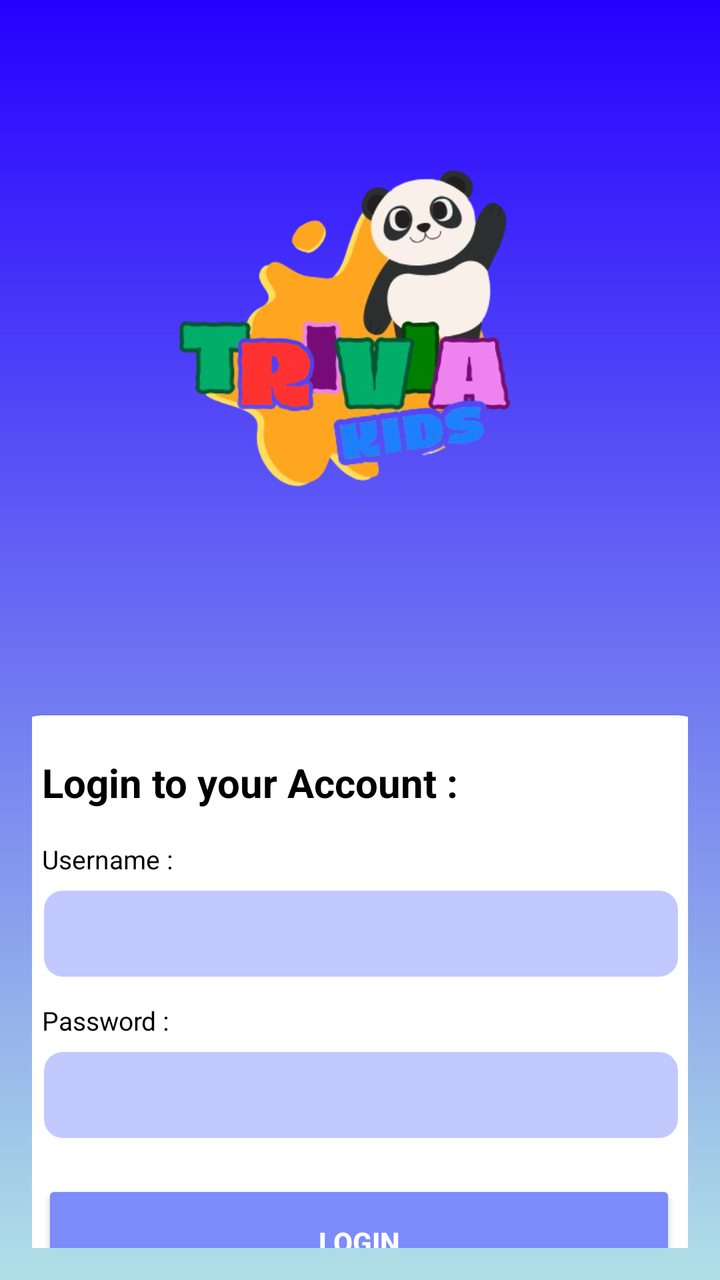
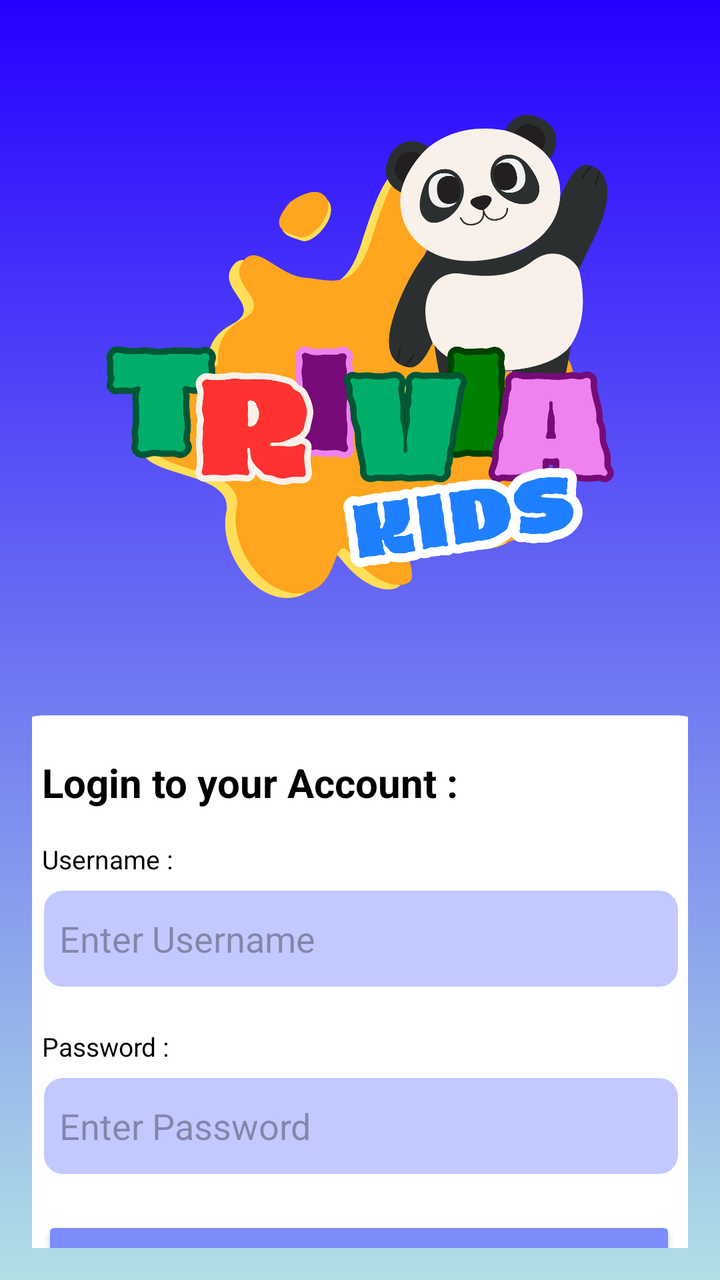

Compare the two renders of this Android layout. The source of the first and the diff that turns it into the second are given below.
<!-- AndroidManifest.xml: application theme Theme.QuizApp -->
<!-- res/layout/login_page.xml -->
<?xml version="1.0" encoding="utf-8"?>
<LinearLayout xmlns:android="http://schemas.android.com/apk/res/android"
    xmlns:app="http://schemas.android.com/apk/res-auto"
    xmlns:tools="http://schemas.android.com/tools"
    android:layout_width="match_parent"
    android:layout_height="match_parent"
    android:background="@drawable/bg"
    android:orientation="vertical"
    android:gravity="center_horizontal"
    android:padding="16dp"
    tools:context=".MainActivity">

    

    

    <ImageView
        android:id="@+id/imageView"
        android:layout_width="300dp"
        android:layout_height="260dp"
        android:layout_marginTop="32dp"
        android:layout_marginBottom="16dp"
        android:contentDescription="@string/profile_picture"
        android:scaleType="fitCenter"
        android:src="@drawable/newlogo" />

    <androidx.cardview.widget.CardView
        android:layout_width="380dp"
        android:layout_height="334dp"
        android:layout_gravity="center"
        android:layout_marginTop="20dp"
        app:cardBackgroundColor="@android:color/white"
        app:cardCornerRadius="20dp"
        app:cardElevation="5dp"
        app:cardUseCompatPadding="true">

        <LinearLayout
            android:layout_width="359dp"
            android:layout_height="335dp"
            android:orientation="vertical"
            android:padding="20dp">

            
            <TextView
                android:layout_width="wrap_content"
                android:layout_height="wrap_content"
                android:layout_marginBottom="16dp"
                android:text="Login to your Account :"
                android:textColor="#000000"
                android:textSize="20sp"
                android:textStyle="bold" />

            
            <TextView
                android:layout_width="wrap_content"
                android:layout_height="wrap_content"
                android:text="Username :"
                android:textColor="#000000"
                android:textSize="13sp" />

            <EditText
                android:id="@+id/etUsername"
                android:layout_width="match_parent"
                android:layout_height="45dp"
                android:layout_marginTop="6dp"
                android:layout_marginBottom="12dp"
                android:background="@drawable/edit_text_rounded_corner"
                android:inputType="textPersonName" />

            
            <TextView
                android:layout_width="wrap_content"
                android:layout_height="wrap_content"
                android:text="Password :"
                android:textColor="#000000"
                android:textSize="13sp" />

            <EditText
                android:id="@+id/etPassword"
                android:layout_width="match_parent"
                android:layout_height="45dp"
                android:layout_marginTop="6dp"
                android:layout_marginBottom="20dp"
                android:background="@drawable/edit_text_rounded_corner"
                android:inputType="textPassword" />

            
            <Button
                android:id="@+id/btnLogin"
                android:layout_width="317dp"
                android:layout_height="62dp"
                android:backgroundTint="#7C8CFB"
                android:text="LOGIN"
                android:textColor="@android:color/white"
                android:textStyle="bold" />

        </LinearLayout>


    </androidx.cardview.widget.CardView>

    <TextView
        android:id="@+id/tvSignUp"
        android:layout_width="wrap_content"
        android:layout_height="38dp"
        android:layout_marginBottom="32dp"
        android:text="Doesn’t have an account? Sign up"
        android:textColor="#000000"
        android:textSize="14sp"
        app:layout_constraintBottom_toBottomOf="parent"
        app:layout_constraintEnd_toEndOf="parent"
        app:layout_constraintStart_toStartOf="parent" />


</LinearLayout>
<!-- resources referenced by this layout -->
<resources>
  <!-- drawable bg (drawable) -->
  <?xml version="1.0" encoding="utf-8"?>
  <shape xmlns:android="http://schemas.android.com/apk/res/android"
      android:shape="rectangle">
      <gradient
          android:startColor="#2600FF"
          android:endColor="#B0E0E6"
          android:angle="-90"
          android:centerY="0.8"/>
  </shape>
  <!-- drawable edit_text_rounded_corner (drawable) -->
  <?xml version="1.0" encoding="utf-8"?>
  <shape android:shape="rectangle" xmlns:android="http://schemas.android.com/apk/res/android">
  
  <stroke android:width="1dp" android:color="@color/white"/>
  <corners android:radius="10dp"/>
  <solid android:color="@color/textPurple"/>
  </shape>
  <!-- drawable newlogo: png bitmap (drawable, 113529 bytes) -->
  <string name="profile_picture">Profile Picture</string>
  <style name="Theme.QuizApp" parent="Base.Theme.QuizApp" />
  <color name="white">#FFFFFFFF</color>
  <color name="textPurple">#C2C9FF</color>
  <style name="Base.Theme.QuizApp" parent="Theme.Material3.DayNight.NoActionBar">
          
          <item name="colorPrimary">@color/purple</item>
          <item name="colorPrimaryVariant">@color/blue</item>
          <item name="android:statusBarColor">@color/blue</item>
      </style>
  <color name="purple">#2600FF</color>
  <color name="blue">#B0E0E6</color>
</resources>

<!-- the commit's change to res/layout/login_page.xml (unified diff, before → after) -->
@@ -22,7 +22,7 @@
         android:layout_marginBottom="16dp"
         android:contentDescription="@string/profile_picture"
         android:scaleType="fitCenter"
-        android:src="@drawable/newlogo" />
+        android:src="@drawable/LatestLogo" />
 
     <androidx.cardview.widget.CardView
         android:layout_width="380dp"
@@ -36,7 +36,7 @@
 
         <LinearLayout
             android:layout_width="359dp"
-            android:layout_height="335dp"
+            android:layout_height="349dp"
             android:orientation="vertical"
             android:padding="20dp">
 
@@ -61,11 +61,13 @@
             <EditText
                 android:id="@+id/etUsername"
                 android:layout_width="match_parent"
-                android:layout_height="45dp"
+                android:layout_height="50dp"
                 android:layout_marginTop="6dp"
-                android:layout_marginBottom="12dp"
+                android:hint="  Enter Username"
+                android:layout_marginBottom="20dp"
                 android:background="@drawable/edit_text_rounded_corner"
-                android:inputType="textPersonName" />
+                android:inputType="text"
+                />
 
             
             <TextView
@@ -78,8 +80,9 @@
             <EditText
                 android:id="@+id/etPassword"
                 android:layout_width="match_parent"
-                android:layout_height="45dp"
+                android:layout_height="50dp"
                 android:layout_marginTop="6dp"
+                android:hint="  Enter Password"
                 android:layout_marginBottom="20dp"
                 android:background="@drawable/edit_text_rounded_corner"
                 android:inputType="textPassword" />
@@ -88,7 +91,7 @@
             <Button
                 android:id="@+id/btnLogin"
                 android:layout_width="317dp"
-                android:layout_height="62dp"
+                android:layout_height="wrap_content"
                 android:backgroundTint="#7C8CFB"
                 android:text="LOGIN"
                 android:textColor="@android:color/white"
<!-- resource entries referenced after the edit -->
@@ -1,5 +1,6 @@
 <!-- resources referenced by this layout -->
 <resources>
+  <!-- drawable LatestLogo: png bitmap (drawable, 164232 bytes) -->
   <!-- drawable bg (drawable) -->
   <?xml version="1.0" encoding="utf-8"?>
   <shape xmlns:android="http://schemas.android.com/apk/res/android"
@@ -18,7 +19,6 @@
   <corners android:radius="10dp"/>
   <solid android:color="@color/textPurple"/>
   </shape>
-  <!-- drawable newlogo: png bitmap (drawable, 113529 bytes) -->
   <string name="profile_picture">Profile Picture</string>
   <style name="Theme.QuizApp" parent="Base.Theme.QuizApp" />
   <color name="white">#FFFFFFFF</color>
